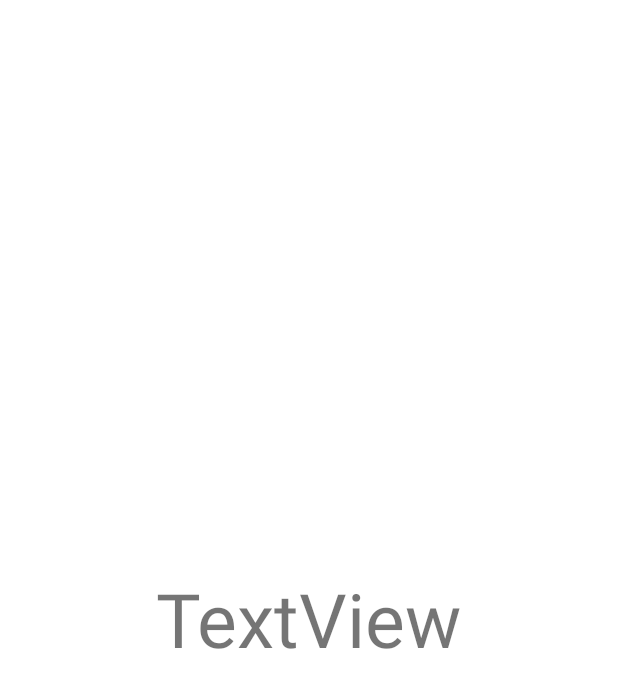
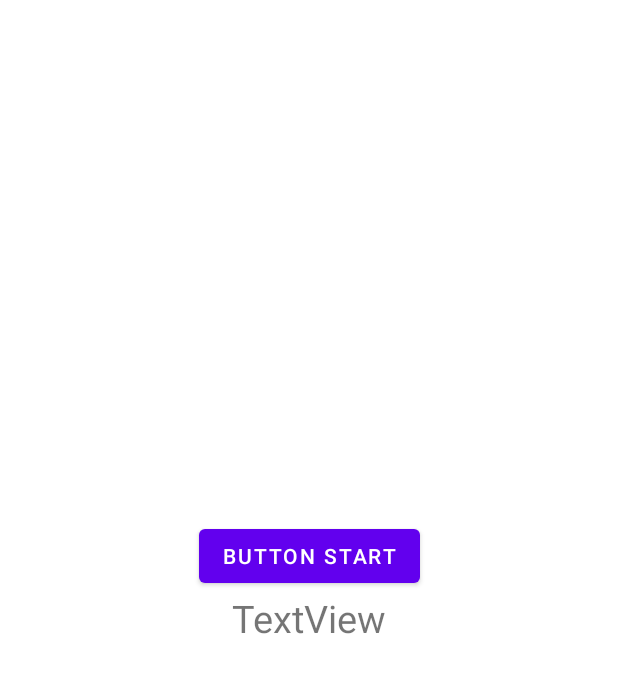
Before and after one commit to matr1x244/MVVM, an Android app: the layout fragment_main.xml on its own in the app's theme, with its tools: preview values and no code run, on a phone screen of 412 x 824 dp. Shown: the top 688 px of the screen. Run offline under Robolectric (Android 15) with nearby library versions, the phone set to English and light mode, and no system bars.

Commit message:
MVVM (через LiveData) Тест - btn start - > random String in textView

```diff
--- a/app/src/main/AndroidManifest.xml
+++ b/app/src/main/AndroidManifest.xml
@@ -14,7 +14,7 @@
         android:theme="@style/Theme.MVVM"
         tools:targetApi="31">
         <activity
-            android:name=".Main.MainActivity"
+            android:name="com.geekbrains.mvvm.presentation.view.main.MainActivity"
             android:exported="true">
             <intent-filter>
                 <action android:name="android.intent.action.MAIN" />
--- /dev/null
+++ b/app/src/main/java/com/geekbrains/mvvm/domain/BaseRepo.kt
@@ -0,0 +1,5 @@
+package com.geekbrains.mvvm.domain
+
+interface BaseRepo {
+    fun provideData(): String
+}
--- a/app/src/main/java/com/geekbrains/mvvm/Main/MainActivity.kt
+++ b/app/src/main/java/com/geekbrains/mvvm/presentation/view/main/MainActivity.kt
@@ -1,4 +1,4 @@
-package com.geekbrains.mvvm.Main
+package com.geekbrains.mvvm.presentation.view.main
 
 import android.os.Bundle
 import androidx.appcompat.app.AppCompatActivity
--- a/app/src/main/res/layout/activity_main.xml
+++ b/app/src/main/res/layout/activity_main.xml
@@ -2,8 +2,8 @@
 <androidx.fragment.app.FragmentContainerView xmlns:android="http://schemas.android.com/apk/res/android"
     xmlns:tools="http://schemas.android.com/tools"
     android:id="@+id/main_container"
-    android:layout_width="match_parent"
-    android:layout_height="match_parent"
-    tools:context=".Main.MainActivity">
+    android:layout_width="wrap_content"
+    android:layout_height="wrap_content"
+    tools:context=".presentation.view.main.MainActivity">
 
 </androidx.fragment.app.FragmentContainerView>
--- a/app/src/main/res/layout/fragment_main.xml
+++ b/app/src/main/res/layout/fragment_main.xml
@@ -1,6 +1,7 @@
 <?xml version="1.0" encoding="utf-8"?>
 <androidx.constraintlayout.widget.ConstraintLayout xmlns:android="http://schemas.android.com/apk/res/android"
     xmlns:app="http://schemas.android.com/apk/res-auto"
+    xmlns:tools="http://schemas.android.com/tools"
     android:layout_width="match_parent"
     android:layout_height="match_parent"
     android:id="@+id/fragment_main">
@@ -10,10 +11,19 @@
         android:layout_width="wrap_content"
         android:layout_height="wrap_content"
         android:text="TextView"
-        android:textSize="50dp"
+        android:textSize="25dp"
         app:layout_constraintBottom_toBottomOf="parent"
         app:layout_constraintEnd_toEndOf="parent"
         app:layout_constraintStart_toStartOf="parent"
         app:layout_constraintTop_toTopOf="parent" />
 
+    <Button
+        android:id="@+id/btn"
+        android:layout_width="wrap_content"
+        android:layout_height="wrap_content"
+        android:text="button start"
+        app:layout_constraintBottom_toTopOf="@+id/textView"
+        app:layout_constraintEnd_toEndOf="parent"
+        app:layout_constraintStart_toStartOf="parent" />
+
 </androidx.constraintlayout.widget.ConstraintLayout>
```
Also changed, not shown: app/src/main/java/com/geekbrains/mvvm/domain/Repo.kt (added, +16 -0 lines), app/src/main/java/com/geekbrains/mvvm/presentation/view/main/MainFragment.kt (renamed from app/src/main/java/com/geekbrains/mvvm/Main/MainFragment.kt, +28 -2 lines), app/src/main/java/com/geekbrains/mvvm/presentation/viewmodels/MainFragmentViewModel.kt (added, +21 -0 lines).
